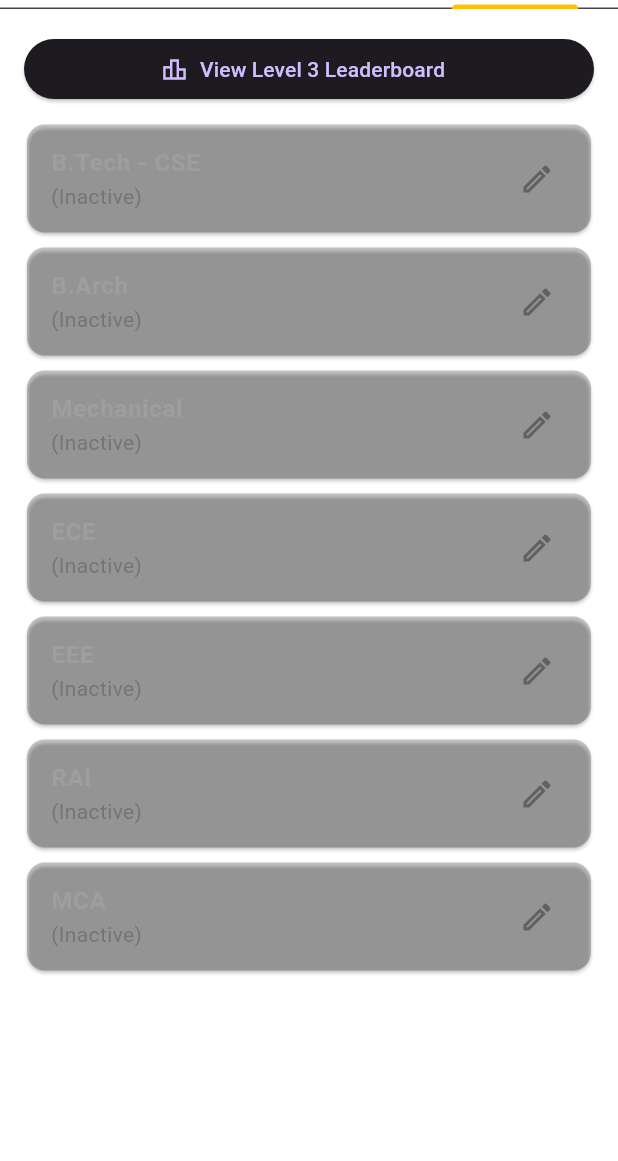
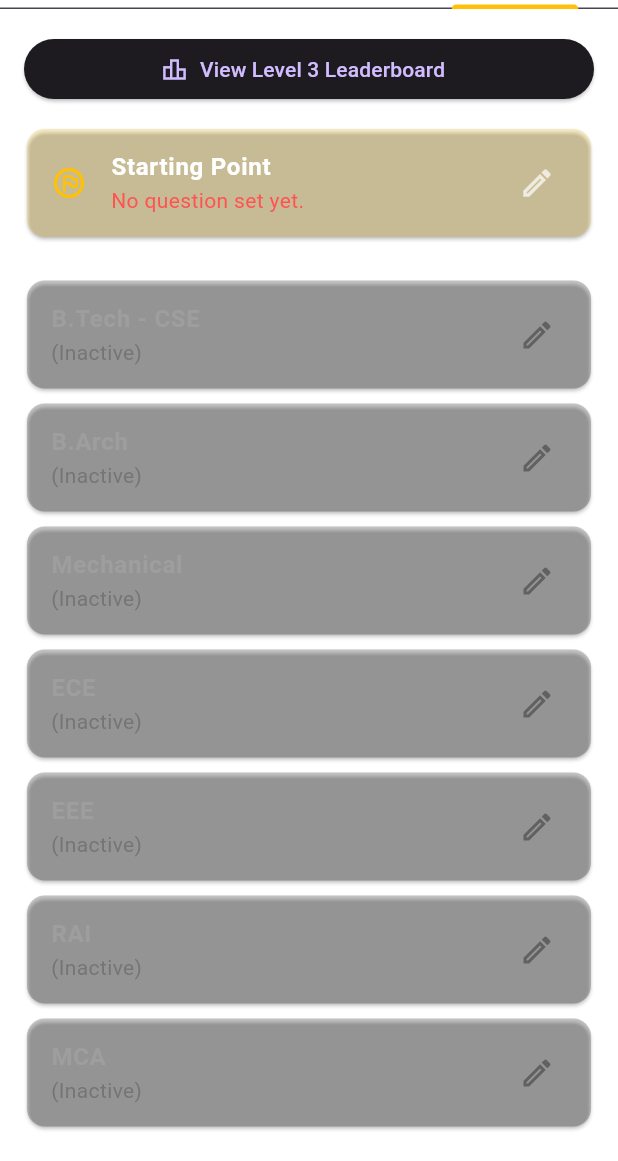
Before and after one commit to jyojokooz/treasure_huntjo, a Flutter app: the ManageQuizzesView screen opened directly, tab 3 chosen, on a phone screen of 412 x 824 dp, the part 75-1236 px from its top. Run offline on Flutter 3.47's test engine with Material 3 defaults, Android fonts, the phone set to English and light mode, and no system bars; our stand-ins replace audioplayers, cloud_firestore, confetti, firebase_auth, firebase_core, google_fonts and 1 more; missing offline and left inert: mobile_scanner; accounts and stored records are empty.

Commit message:
Enhance Level 3 Clue Management: Add starting point card, improve QR code handling, and streamline clue flow logic

```diff
--- a/treasure_hunt_app/lib/screens/admin_panel/manage_level3_clues_view.dart
+++ b/treasure_hunt_app/lib/screens/admin_panel/manage_level3_clues_view.dart
@@ -75,6 +75,7 @@
                     onChanged: (val) => answer = val,
                   ),
                   const SizedBox(height: 16),
+                  if (clueId != 'starting_point')
                     TextFormField(
                       initialValue: qrCodeValue,
                       decoration: const InputDecoration(
@@ -87,8 +88,10 @@
                   const SizedBox(height: 16),
                   TextFormField(
                     initialValue: nextClueHint,
-                    decoration: const InputDecoration(
-                      labelText: 'Hint for Next Location',
+                    decoration: InputDecoration(
+                      labelText: clueId == 'starting_point'
+                          ? 'Hint for First Location'
+                          : 'Hint for Next Location',
                     ),
                     validator: (val) => val!.isEmpty ? 'Enter a hint' : null,
                     onChanged: (val) => nextClueHint = val,
@@ -126,6 +129,50 @@
     );
   }
 
+  Widget _buildStartingPointCard(
+    Level3Clue? startingClue,
+    List<String> clueOrder,
+  ) {
+    String subtitle;
+    if (startingClue == null || startingClue.question.isEmpty) {
+      subtitle = 'No question set yet.';
+    } else if (startingClue.nextClueLocationHint.isEmpty) {
+      subtitle = 'WARNING: No hint for the first location is set!';
+    } else {
+      final firstDeptId = clueOrder.isNotEmpty ? clueOrder.first : null;
+      final firstDeptName = firstDeptId != null
+          ? _allDepartments[firstDeptId]
+          : '...';
+      subtitle = 'Hint points to: $firstDeptName';
+    }
+
+    return Card(
+      color: Colors.amber.withOpacity(0.2),
+      margin: const EdgeInsets.symmetric(horizontal: 10, vertical: 8),
+      child: ListTile(
+        leading: const Icon(Icons.flag_circle_outlined, color: Colors.amber),
+        title: const Text(
+          'Starting Point',
+          style: TextStyle(fontWeight: FontWeight.bold, color: Colors.white),
+        ),
+        subtitle: Text(
+          subtitle,
+          style: TextStyle(
+            color: startingClue?.nextClueLocationHint.isEmpty ?? true
+                ? Colors.redAccent
+                : Colors.white70,
+          ),
+        ),
+        trailing: const Icon(Icons.edit_outlined, color: Colors.white70),
+        onTap: () => _showClueDialog(
+          existingClue: startingClue,
+          clueId: 'starting_point',
+          deptName: 'Starting Point',
+        ),
+      ),
+    );
+  }
+
   @override
   Widget build(BuildContext context) {
     return Column(
@@ -156,10 +203,8 @@
                 .doc('level3_settings')
                 .snapshots(),
             builder: (context, settingsSnapshot) {
-              // --- THE FIX IS HERE ---
-              // We create a default empty list.
               List<String> activeDepartments = [];
-              // We only try to read the data IF the document actually exists.
+              List<String> clueOrder = [];
               if (settingsSnapshot.hasData && settingsSnapshot.data!.exists) {
                 final data =
                     settingsSnapshot.data!.data() as Map<String, dynamic>? ??
@@ -167,8 +212,8 @@
                 activeDepartments = List<String>.from(
                   data['activeDepartments'] ?? [],
                 );
+                clueOrder = List<String>.from(data['clueOrder'] ?? []);
               }
-              // If the document doesn't exist, `activeDepartments` remains an empty list, preventing the crash.
 
               return StreamBuilder<QuerySnapshot>(
                 stream: _cluesCollection.snapshots(),
@@ -188,13 +233,22 @@
                         }
                       : <String, Level3Clue>{};
 
+                  final startingClue = clues['starting_point'];
+
                   return ListView(
                     padding: const EdgeInsets.fromLTRB(8, 0, 8, 90),
-                    children: _allDepartments.entries.map((entry) {
+                    children: [
+                      _buildStartingPointCard(startingClue, clueOrder),
+                      const Divider(color: Colors.white24),
+                      // --- THE FIX IS HERE ---
+                      // Removed the unnecessary .toList() call.
+                      ..._allDepartments.entries.map((entry) {
                         final clueId = entry.key;
                         final deptName = entry.value;
                         final clue = clues[clueId];
-                      final bool isActive = activeDepartments.contains(clueId);
+                        final bool isActive = activeDepartments.contains(
+                          clueId,
+                        );
 
                         return Card(
                           color: isActive
@@ -237,7 +291,8 @@
                             ),
                           ),
                         );
-                    }).toList(),
+                      }),
+                    ],
                   );
                 },
               );
```
Also changed, not shown: treasure_hunt_app/lib/screens/game_panel/level3_screen.dart (+179 -275 lines). Lines whose indentation alone changed are shown as unchanged.
